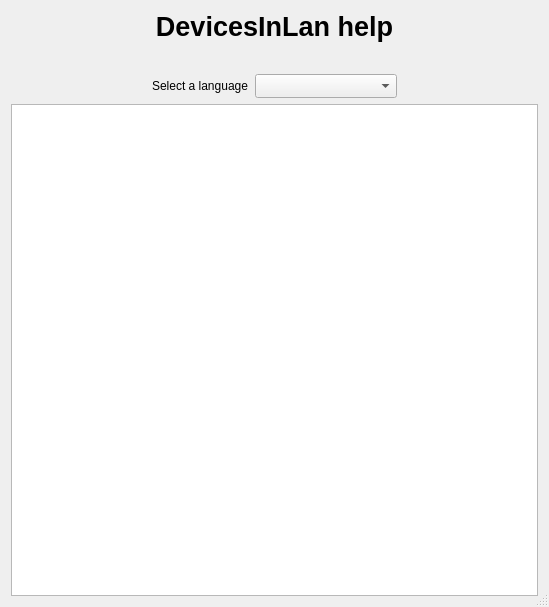
This is ui/frmHelp.ui in turulomio/devicesinlan as Qt 5 draws it before an edit. The edited form follows.
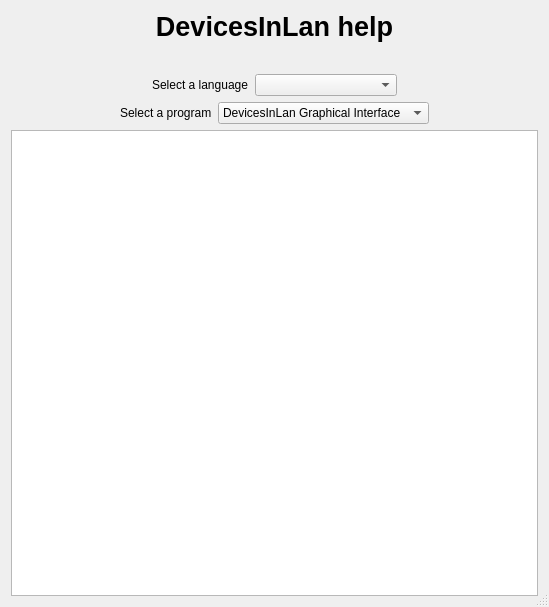
This is the edited form. Icons and pictures are not drawn.

Commit message: Removed man2html dependency and created 2 man help

```diff
--- a/ui/frmHelp.ui
+++ b/ui/frmHelp.ui
@@ -26,7 +26,7 @@
   <property name="modal">
    <bool>true</bool>
   </property>
-  <layout class="QHBoxLayout" name="horizontalLayout_3">
+  <layout class="QHBoxLayout" name="horizontalLayout_4">
    <item>
     <layout class="QVBoxLayout" name="verticalLayout">
      <item>
@@ -126,7 +126,7 @@
           </sizepolicy>
          </property>
          <property name="sizeAdjustPolicy">
-          <enum>QComboBox::AdjustToMinimumContentsLengthWithIcon</enum>
+          <enum>QComboBox::AdjustToContents</enum>
          </property>
         </widget>
        </item>
@@ -145,6 +145,74 @@
        </item>
       </layout>
      </item>
+     <item>
+      <layout class="QHBoxLayout" name="horizontalLayout_3">
+       <item>
+        <spacer name="horizontalSpacer_5">
+         <property name="orientation">
+          <enum>Qt::Horizontal</enum>
+         </property>
+         <property name="sizeHint" stdset="0">
+          <size>
+           <width>40</width>
+           <height>20</height>
+          </size>
+         </property>
+        </spacer>
+       </item>
+       <item>
+        <widget class="QLabel" name="label_3">
+         <property name="text">
+          <string>Select a program</string>
+         </property>
+        </widget>
+       </item>
+       <item>
+        <widget class="QComboBox" name="cmbProgram">
+         <property name="sizePolicy">
+          <sizepolicy hsizetype="Expanding" vsizetype="Fixed">
+           <horstretch>0</horstretch>
+           <verstretch>0</verstretch>
+          </sizepolicy>
+         </property>
+         <property name="sizeAdjustPolicy">
+          <enum>QComboBox::AdjustToContents</enum>
+         </property>
+         <item>
+          <property name="text">
+           <string>DevicesInLan Graphical Interface</string>
+          </property>
+          <property name="icon">
+           <iconset resource="../images/devicesinlan.qrc">
+            <normaloff>:/devicesinlan.png</normaloff>:/devicesinlan.png</iconset>
+          </property>
+         </item>
+         <item>
+          <property name="text">
+           <string>DevicesInLan Console</string>
+          </property>
+          <property name="icon">
+           <iconset resource="../images/devicesinlan.qrc">
+            <normaloff>:/devicesinlan.png</normaloff>:/devicesinlan.png</iconset>
+          </property>
+         </item>
+        </widget>
+       </item>
+       <item>
+        <spacer name="horizontalSpacer_6">
+         <property name="orientation">
+          <enum>Qt::Horizontal</enum>
+         </property>
+         <property name="sizeHint" stdset="0">
+          <size>
+           <width>40</width>
+           <height>20</height>
+          </size>
+         </property>
+        </spacer>
+       </item>
+      </layout>
+     </item>
      <item>
       <widget class="QTextBrowser" name="viewer"/>
      </item>
```
The commit also changes 26 other files.
